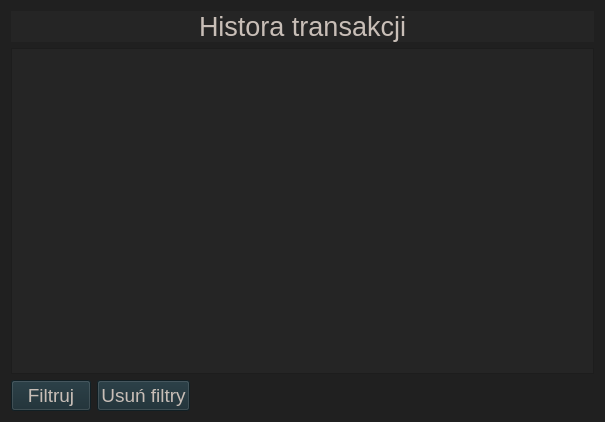
Above: ui/history_tab.ui from zuzmej/Wydatkoinator before the change. Below: the same form after it.
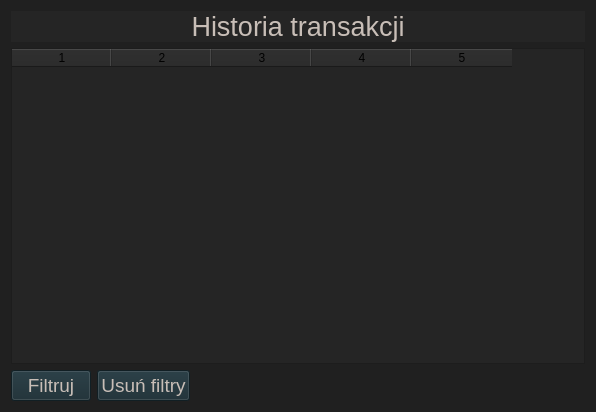
That is the form after the change.

Commit message: ulepszaie tabelki

```diff
--- a/ui/history_tab.ui
+++ b/ui/history_tab.ui
@@ -6,8 +6,8 @@
    <rect>
     <x>0</x>
     <y>0</y>
-    <width>605</width>
-    <height>422</height>
+    <width>596</width>
+    <height>412</height>
    </rect>
   </property>
   <property name="windowTitle">
@@ -95,13 +95,31 @@
       </font>
      </property>
      <property name="text">
-      <string>Histora transakcji</string>
+      <string>Historia transakcji</string>
      </property>
      <property name="alignment">
       <set>Qt::AlignCenter</set>
      </property>
     </widget>
    </item>
+   <item row="1" column="0" colspan="3">
+    <widget class="QTableWidget" name="table">
+     <property name="rowCount">
+      <number>0</number>
+     </property>
+     <property name="columnCount">
+      <number>5</number>
+     </property>
+     <attribute name="horizontalHeaderVisible">
+      <bool>true</bool>
+     </attribute>
+     <column/>
+     <column/>
+     <column/>
+     <column/>
+     <column/>
+    </widget>
+   </item>
   </layout>
  </widget>
  <resources/>
```
Left out of the diff: 39 changed lines with no effect on the pictures.
